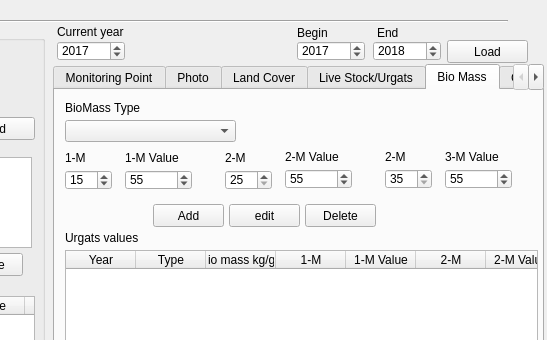
The window that view/PastureMonitoringValueDialog.ui (ankhbold/lm2) describes before a commit, drawn with Qt 5; both pictures show x 293 to 840 and y 0 to 340 of the 840 by 537 pixel window.
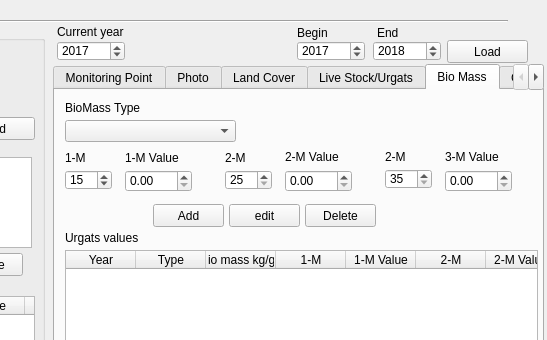
The same window after the commit. The open tabs and pages were chosen to show the change.

What changed in the file:
```diff
--- a/view/PastureMonitoringValueDialog.ui
+++ b/view/PastureMonitoringValueDialog.ui
@@ -946,25 +946,6 @@
       <string>2-M</string>
      </property>
     </widget>
-    <widget class="QSpinBox" name="m_1_value_sbox">
-     <property name="geometry">
-      <rect>
-       <x>70</x>
-       <y>80</y>
-       <width>67</width>
-       <height>20</height>
-      </rect>
-     </property>
-     <property name="minimum">
-      <number>1</number>
-     </property>
-     <property name="maximum">
-      <number>1000</number>
-     </property>
-     <property name="value">
-      <number>55</number>
-     </property>
-    </widget>
     <widget class="QLabel" name="label_13">
      <property name="geometry">
       <rect>
@@ -978,25 +959,6 @@
       <string>1-M Value</string>
      </property>
     </widget>
-    <widget class="QSpinBox" name="m_2_value_sbox">
-     <property name="geometry">
-      <rect>
-       <x>230</x>
-       <y>79</y>
-       <width>67</width>
-       <height>20</height>
-      </rect>
-     </property>
-     <property name="minimum">
-      <number>1</number>
-     </property>
-     <property name="maximum">
-      <number>1000</number>
-     </property>
-     <property name="value">
-      <number>55</number>
-     </property>
-    </widget>
     <widget class="QLabel" name="label_14">
      <property name="geometry">
       <rect>
@@ -1010,25 +972,6 @@
       <string>2-M Value</string>
      </property>
     </widget>
-    <widget class="QSpinBox" name="m_3_value_sbox">
-     <property name="geometry">
-      <rect>
-       <x>390</x>
-       <y>79</y>
-       <width>67</width>
-       <height>20</height>
-      </rect>
-     </property>
-     <property name="minimum">
-      <number>1</number>
-     </property>
-     <property name="maximum">
-      <number>1000</number>
-     </property>
-     <property name="value">
-      <number>55</number>
-     </property>
-    </widget>
     <widget class="QLabel" name="label_15">
      <property name="geometry">
       <rect>
@@ -1130,6 +1073,45 @@
       </rect>
      </property>
     </widget>
+    <widget class="QDoubleSpinBox" name="m_1_value_sbox">
+     <property name="geometry">
+      <rect>
+       <x>70</x>
+       <y>80</y>
+       <width>67</width>
+       <height>22</height>
+      </rect>
+     </property>
+     <property name="maximum">
+      <double>999.990000000000009</double>
+     </property>
+    </widget>
+    <widget class="QDoubleSpinBox" name="m_2_value_sbox">
+     <property name="geometry">
+      <rect>
+       <x>230</x>
+       <y>80</y>
+       <width>67</width>
+       <height>22</height>
+      </rect>
+     </property>
+     <property name="maximum">
+      <double>999.990000000000009</double>
+     </property>
+    </widget>
+    <widget class="QDoubleSpinBox" name="m_3_value_sbox">
+     <property name="geometry">
+      <rect>
+       <x>390</x>
+       <y>80</y>
+       <width>67</width>
+       <height>22</height>
+      </rect>
+     </property>
+     <property name="maximum">
+      <double>999.990000000000009</double>
+     </property>
+    </widget>
    </widget>
    <widget class="QWidget" name="tab_4">
     <attribute name="title">
```
Left out of the diff: 7 changed lines with no effect on the pictures.
